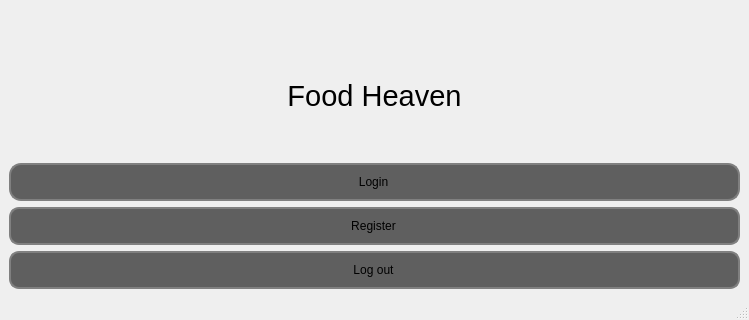
Old version of the form ui/loginmenu.ui in the repository decemyn/food-management; both pictures show x 0 to 749 and y 280 to 600 of the 749 by 600 pixel window.
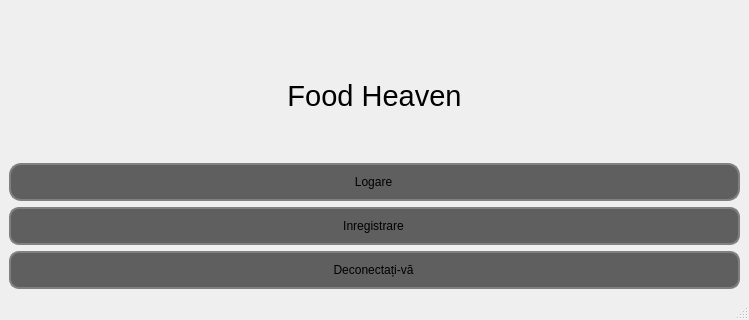
New version of the form. Icons and pictures are not drawn.

Commit message: Translating the GUI, and a little bit of design changes

What changed in the file:
```diff
--- a/ui/loginmenu.ui
+++ b/ui/loginmenu.ui
@@ -70,10 +70,13 @@
 border-radius:12px;
 padding:10 10 10 8px;
 
+}
+QPushButton::pressed{
+border: 2px solid white;
 }</string>
         </property>
         <property name="text">
-         <string>Login</string>
+         <string>Logare</string>
         </property>
        </widget>
       </item>
@@ -86,10 +89,13 @@
 border-radius:10px;
 padding:10 10 10 8px;
 
+}
+QPushButton::pressed{
+border: 2px solid white;
 }</string>
         </property>
         <property name="text">
-         <string>Register</string>
+         <string>Inregistrare</string>
         </property>
        </widget>
       </item>
@@ -105,10 +111,13 @@
 border-radius:10px;
 padding:10 10 10 8px;
 
+}
+QPushButton::pressed{
+border: 2px solid white;
 }</string>
         </property>
         <property name="text">
-         <string>Log out</string>
+         <string>Deconectați-vă</string>
         </property>
        </widget>
       </item>
```
Left out of the diff: 2 changed lines with no effect on the pictures. The commit also changes 6 other files.
